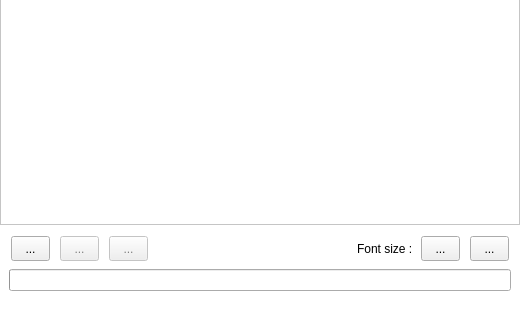
First picture: the form in plugins/view/PythonScriptView/PythonScriptViewWidget.ui, repository Tulip-Dev/tulip, before the edit; both pictures show x 0 to 520 and y 288 to 608 of the 520 by 608 pixel window.
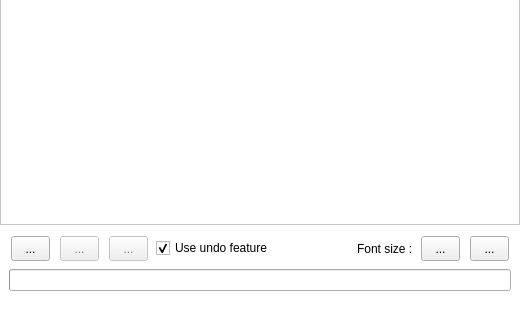
Second picture: the form after the edit. Icons and pictures are not drawn. Custom widgets are drawn as their Qt base class.

Commit message: add an option in the Python Script view to enable / disable the undo feature (enabled by default) in order to speed up script execution. This is useful when prototyping scripts dealing with large graphs as the undo feature can be quite time consuming

Patch:
```diff
--- a/plugins/view/PythonScriptView/PythonScriptViewWidget.ui
+++ b/plugins/view/PythonScriptView/PythonScriptViewWidget.ui
@@ -533,6 +533,24 @@
           </property>
          </widget>
         </item>
+        <item>
+         <widget class="QCheckBox" name="useUndoCB">
+          <property name="toolTip">
+           <string>If checked, current graph state will be saved before the script execution
+and will be restored automatically if the script fails, or manually
+if the script succeeds by clicking on the 'Undo' button.
+If unchecked, every modification performed by the script on the graph
+can not be undone but performance of the script execution will be better
+(in particular when dealing with a large graph).</string>
+          </property>
+          <property name="text">
+           <string>Use undo feature</string>
+          </property>
+          <property name="checked">
+           <bool>true</bool>
+          </property>
+         </widget>
+        </item>
         <item>
          <spacer name="horizontalSpacer">
           <property name="orientation">
```
Left out of the diff: 33 changed lines with no effect on the pictures. The commit also changes 3 other files.
